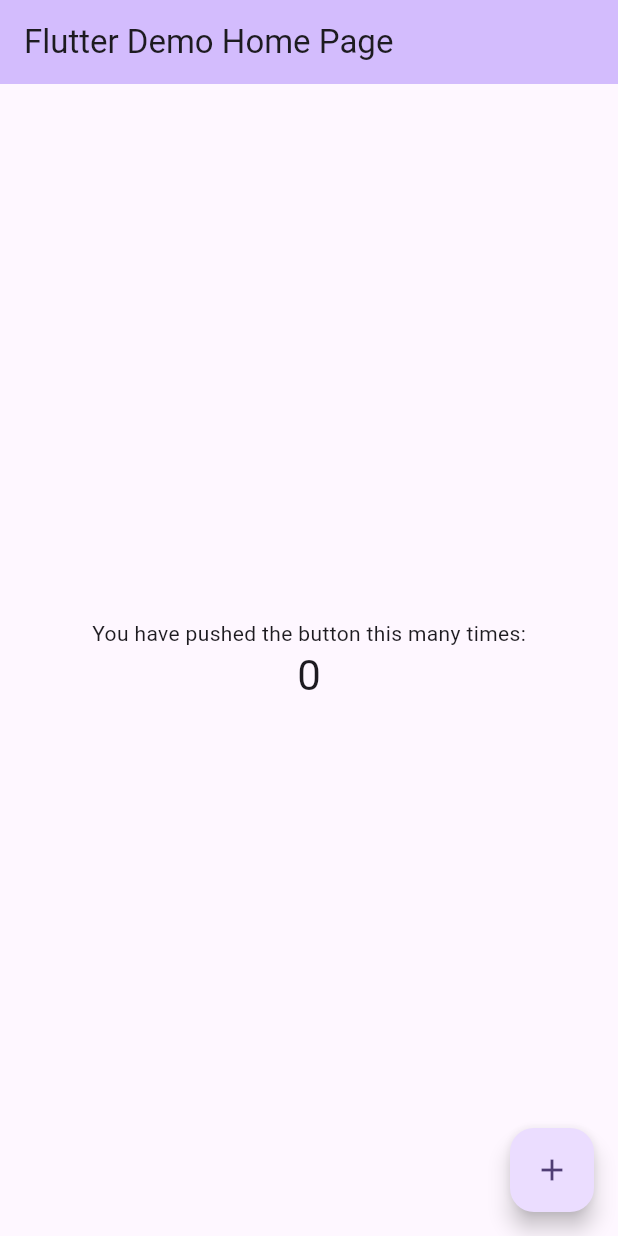
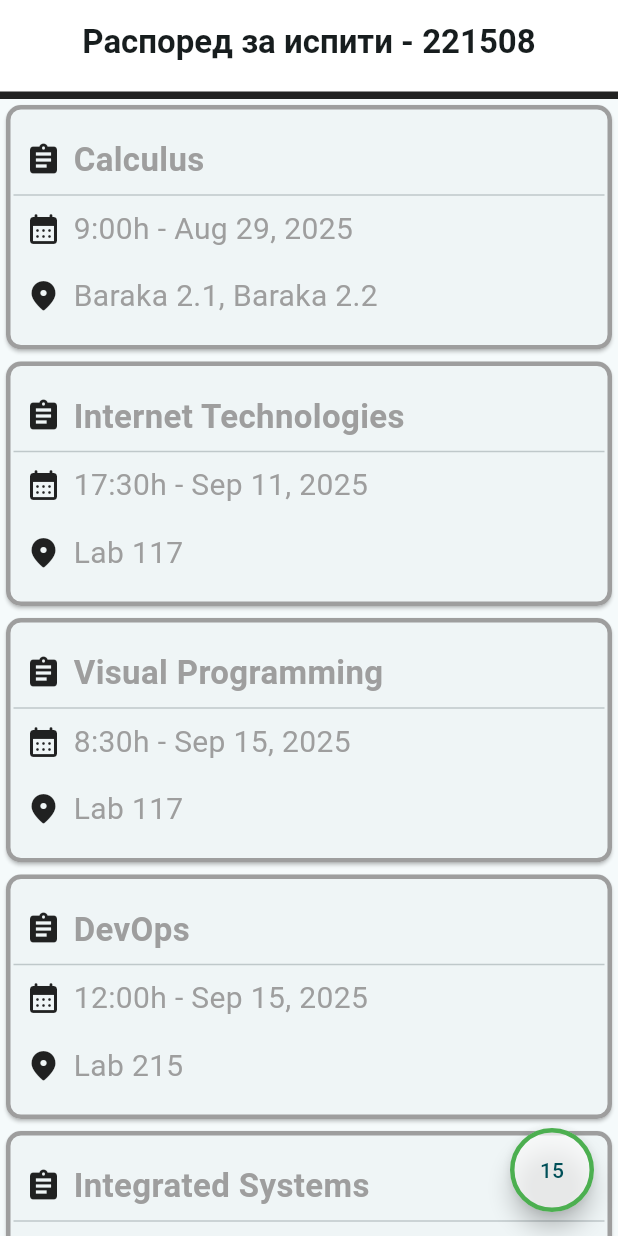
Before and after one commit to ph4nt0m37x/exam-schedule, a Flutter app: the screen it shows after launch, on a phone screen of 412 x 824 dp. Run offline on Flutter 3.47's test engine with Material 3 defaults, Android fonts, the phone set to English and light mode, and no system bars.

```diff
--- a/lib/main.dart
+++ b/lib/main.dart
@@ -1,4 +1,26 @@
+import 'package:exam_schedule_project/screens/details.dart';
+import 'package:exam_schedule_project/screens/home.dart';
 import 'package:flutter/material.dart';
+import 'models/exam.dart';
+
+final List<Exam> exams = [ // const will not work cause of the DateTime variable in Exam
+  Exam(name: 'Probability & Statistics', dateTime: DateTime(2025, 11, 20, 9, 30), lab: ['Baraka 2.1', 'Baraka 2.2']),
+  Exam(name: 'Cybersecurity', dateTime: DateTime(2025, 11, 21, 09, 00), lab: ['Lab 117', 'Lab 138', 'Lab 215']),
+  Exam(name: 'Mobile Information Systems', dateTime: DateTime(2025, 11, 22, 11, 45), lab: ['Lab 117']),
+  Exam(name: 'Calculus', dateTime: DateTime(2025, 8, 29, 9, 00), lab: ['Baraka 2.1', 'Baraka 2.2']),
+  Exam(name: 'Mobile Platforms & Programming', dateTime: DateTime(2025, 11, 17, 11, 00), lab: ['Lab 138']),
+  Exam(name: 'Databases', dateTime: DateTime(2025, 11, 19, 14, 00), lab: ['Lab 117', 'Lab 215']),
+  Exam(name: 'Discrete Mathematics', dateTime: DateTime(2025, 11, 15, 10, 15), lab: ['Baraka 2.1']),
+  Exam(name: 'DevOps', dateTime: DateTime(2025, 9, 15, 12, 0), lab: ['Lab 215']),
+  Exam(name: 'Integrated Systems', dateTime: DateTime(2025, 9, 17, 12, 10), lab: ['Lab 117']),
+  Exam(name: 'Computer Ethics', dateTime: DateTime(2025, 11, 15, 14, 15), lab: ['Baraka 3.2']),
+  Exam(name: 'Visual Programming', dateTime: DateTime(2025, 9, 15, 8, 30), lab: ['Lab 117']),
+  Exam(name: 'Structural Programming', dateTime: DateTime(2025, 11, 10, 2, 46), lab: ['Lab 138', 'Lab 200AB']),
+  Exam(name: 'Object Oriented Analysis Design', dateTime: DateTime(2025, 11, 24, 15, 00), lab: ['Lab 215']),
+  Exam(name: 'Internet Technologies', dateTime: DateTime(2025, 9, 11, 17, 30), lab: ['Lab 117']),
+  Exam(name: 'E-Government', dateTime: DateTime(2025, 9, 22, 19, 00), lab: ['Lab 200AB']),
+];
+
 
 void main() {
   runApp(const MyApp());
@@ -11,112 +33,15 @@ class MyApp extends StatelessWidget {
   @override
   Widget build(BuildContext context) {
     return MaterialApp(
-      title: 'Flutter Demo',
+      title: 'Schedule for exams',
       theme: ThemeData(
-        // This is the theme of your application.
-        //
-        // TRY THIS: Try running your application with "flutter run". You'll see
-        // the application has a purple toolbar. Then, without quitting the app,
-        // try changing the seedColor in the colorScheme below to Colors.green
-        // and then invoke "hot reload" (save your changes or press the "hot
-        // reload" button in a Flutter-supported IDE, or press "r" if you used
-        // the command line to start the app).
-        //
-        // Notice that the counter didn't reset back to zero; the application
-        // state is not lost during the reload. To reset the state, use hot
-        // restart instead.
-        //
-        // This works for code too, not just values: Most code changes can be
-        // tested with just a hot reload.
-        colorScheme: ColorScheme.fromSeed(seedColor: Colors.deepPurple),
+        colorScheme: ColorScheme.fromSeed(seedColor: Colors.white),
       ),
-      home: const MyHomePage(title: 'Flutter Demo Home Page'),
+      routes: {
+        "/": (context) => HomeScreen(exams: exams),
+        "/details": (context) => DetailsScreen(
+            exam: ModalRoute.of(context)!.settings.arguments as Exam)
+      }
     );
   }
 }
-
-class MyHomePage extends StatefulWidget {
-  const MyHomePage({super.key, required this.title});
-
-  // This widget is the home page of your application. It is stateful, meaning
-  // that it has a State object (defined below) that contains fields that affect
-  // how it looks.
-
-  // This class is the configuration for the state. It holds the values (in this
-  // case the title) provided by the parent (in this case the App widget) and
-  // used by the build method of the State. Fields in a Widget subclass are
-  // always marked "final".
-
-  final String title;
-
-  @override
-  State<MyHomePage> createState() => _MyHomePageState();
-}
-
-class _MyHomePageState extends State<MyHomePage> {
-  int _counter = 0;
-
-  void _incrementCounter() {
-    setState(() {
-      // This call to setState tells the Flutter framework that something has
-      // changed in this State, which causes it to rerun the build method below
-      // so that the display can reflect the updated values. If we changed
-      // _counter without calling setState(), then the build method would not be
-      // called again, and so nothing would appear to happen.
-      _counter++;
-    });
-  }
-
-  @override
-  Widget build(BuildContext context) {
-    // This method is rerun every time setState is called, for instance as done
-    // by the _incrementCounter method above.
-    //
-    // The Flutter framework has been optimized to make rerunning build methods
-    // fast, so that you can just rebuild anything that needs updating rather
-    // than having to individually change instances of widgets.
-    return Scaffold(
-      appBar: AppBar(
-        // TRY THIS: Try changing the color here to a specific color (to
-        // Colors.amber, perhaps?) and trigger a hot reload to see the AppBar
-        // change color while the other colors stay the same.
-        backgroundColor: Theme.of(context).colorScheme.inversePrimary,
-        // Here we take the value from the MyHomePage object that was created by
-        // the App.build method, and use it to set our appbar title.
-        title: Text(widget.title),
-      ),
-      body: Center(
-        // Center is a layout widget. It takes a single child and positions it
-        // in the middle of the parent.
-        child: Column(
-          // Column is also a layout widget. It takes a list of children and
-          // arranges them vertically. By default, it sizes itself to fit its
-          // children horizontally, and tries to be as tall as its parent.
-          //
-          // Column has various properties to control how it sizes itself and
-          // how it positions its children. Here we use mainAxisAlignment to
-          // center the children vertically; the main axis here is the vertical
-          // axis because Columns are vertical (the cross axis would be
-          // horizontal).
-          //
-          // TRY THIS: Invoke "debug painting" (choose the "Toggle Debug Paint"
-          // action in the IDE, or press "p" in the console), to see the
-          // wireframe for each widget.
-          mainAxisAlignment: MainAxisAlignment.center,
-          children: <Widget>[
-            const Text('You have pushed the button this many times:'),
-            Text(
-              '$_counter',
-              style: Theme.of(context).textTheme.headlineMedium,
-            ),
-          ],
-        ),
-      ),
-      floatingActionButton: FloatingActionButton(
-        onPressed: _incrementCounter,
-        tooltip: 'Increment',
-        child: const Icon(Icons.add),
-      ), // This trailing comma makes auto-formatting nicer for build methods.
-    );
-  }
-}
--- a/lib/models/exam.dart
+++ b/lib/models/exam.dart
@@ -2,7 +2,7 @@ class Exam {
 
   String name;
   DateTime dateTime;
-  List<String> rooms;
+  List<String> lab;
 
-  Exam({ required this.name, required this.dateTime, required this.rooms});
+  Exam({ required this.name, required this.dateTime, required this.lab});
 }
--- a/lib/screens/home.dart
+++ b/lib/screens/home.dart
@@ -0,0 +1,47 @@
+import 'package:flutter/material.dart';
+import '../models/exam.dart';
+import '../widgets/exam_card.dart';
+
+class HomeScreen extends StatelessWidget {
+  final List<Exam> exams;
+
+  const HomeScreen({super.key, required this.exams});
+
+  @override
+  Widget build(BuildContext context) {
+    final sorted = List<Exam>.from(exams)
+      ..sort((a, b) => a.dateTime.compareTo(b.dateTime));
+    return Scaffold(
+      appBar: AppBar(
+        title: const Text('Распоред за испити - 221508', style: TextStyle(fontWeight: FontWeight.bold)),
+        centerTitle: true,
+        backgroundColor: Color.fromARGB(255, 255, 255, 255),
+        bottom: PreferredSize(
+          preferredSize: Size.fromHeight(10),
+          child: Container(color: Colors.black87, height: 5),
+        ),
+      ),
+      body: Column(
+        children: [
+          Expanded(
+            child: ListView.builder(
+              itemCount: sorted.length,
+              itemBuilder: (context, index) {
+                final exam = sorted[index];
+                return ExamCard(exam: exam);
+              },
+            ),
+          ),
+        ],
+      ),
+      floatingActionButton: FloatingActionButton(
+        shape: const CircleBorder(
+          side: BorderSide(color: Colors.green, width: 3),
+        ),
+        backgroundColor: Colors.white70,
+        onPressed: null,
+        child: Text(sorted.length.toString()),
+      ),
+    );
+  }
+}
--- a/lib/widgets/exam_card.dart
+++ b/lib/widgets/exam_card.dart
@@ -0,0 +1,89 @@
+import 'package:flutter/material.dart';
+import '../models/exam.dart';
+
+
+class ExamCard extends StatelessWidget {
+  final Exam exam;
+  const ExamCard({super.key, required this.exam});
+
+  @override
+  Widget build(BuildContext context) {
+
+    DateTime now = DateTime.now();
+    Color color = Colors.green;
+    Color text = Colors.black;
+
+    List<String> months = [
+      'Jan', 'Feb', 'Mar', 'Apr', 'May', 'Jun',
+      'Jul', 'Aug', 'Sep', 'Oct', 'Nov', 'Dec'
+    ];
+
+    if (now.isAfter(exam.dateTime)) {
+      color = Colors.grey;
+      text = Colors.grey;
+    }
+
+    String formatted = '${exam.dateTime.hour}:${exam.dateTime.minute.toString().padLeft(2, '0')}h - ${months[exam.dateTime.month - 1]} ${exam.dateTime.day}, ${exam.dateTime.year}';
+
+    return GestureDetector(
+      onTap: () {
+        print('Tapped ${exam.name}');
+        Navigator.pushNamed(context, "/details", arguments: exam);
+      },
+      child: Card(
+        shape: RoundedRectangleBorder(
+          side: BorderSide(color: color, width: 3),
+          borderRadius: BorderRadius.circular(10),
+        ),
+        child: Padding(
+            padding: EdgeInsets.all(5),
+        child: Column(
+          children: [
+
+              Row(
+                children: [
+                  Divider()
+                ],
+              ),
+
+        Row (
+          children: [
+            SizedBox(width: 8),
+            Icon(Icons.assignment),
+            SizedBox(width: 8),
+            Text(exam.name, style: TextStyle(fontSize: 22, color: text, fontWeight: FontWeight.bold)),
+          ],
+        ),
+            Divider(),
+            Row(
+              children: [
+                SizedBox(width: 8),
+                Icon(Icons.calendar_month_rounded),
+                SizedBox(width: 8),
+                Text(formatted, style: TextStyle(fontSize: 20, color: text)),
+              ],
+            ),
+            Row(
+              children: [
+                Divider()
+              ],
+            ),
+            Row (
+              children: [
+                SizedBox(width: 8),
+                Icon(Icons.location_on_rounded),
+                SizedBox(width: 8),
+                Text(exam.lab.join(', '), style: TextStyle(fontSize: 20, color: text)),
+              ],
+            ),
+            Row(
+              children: [
+                Divider()
+              ],
+            ),
+          ],
+        ),)
+      )
+    );
+  }
+}
```
Also changed, not shown: lib/screens/details.dart (+94 -0 lines), 1 other file.
